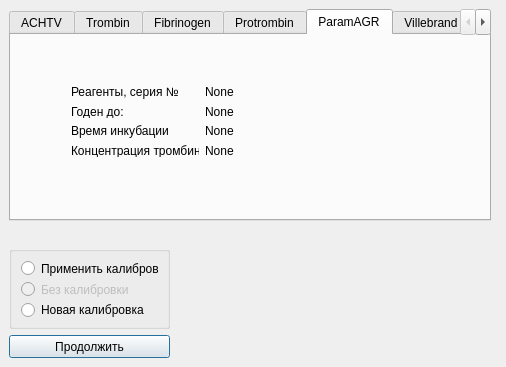
krang4d/Agrekola, file selectcalibrationagr1.ui: the form before one commit.
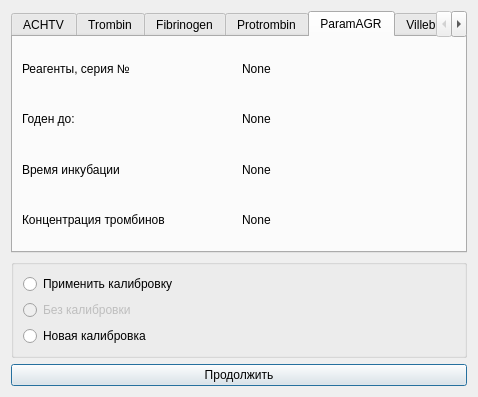
The form after the commit. The open tabs and pages were chosen to show the change.

What changed in the file:
```diff
--- a/selectcalibrationagr1.ui
+++ b/selectcalibrationagr1.ui
@@ -6,7 +6,7 @@
    <rect>
     <x>0</x>
     <y>0</y>
-    <width>506</width>
+    <width>478</width>
     <height>367</height>
    </rect>
   </property>
@@ -22,70 +22,12 @@
   <property name="modal">
    <bool>true</bool>
   </property>
-  <widget class="QGroupBox" name="groupBox">
-   <property name="geometry">
-    <rect>
-     <x>9</x>
-     <y>246</y>
-     <width>161</width>
-     <height>83</height>
-    </rect>
-   </property>
-   <property name="title">
-    <string/>
-   </property>
-   <layout class="QVBoxLayout" name="verticalLayout_2">
+  <layout class="QVBoxLayout" name="verticalLayout_9">
     <item>
-     <widget class="QRadioButton" name="radioButton_apply">
-      <property name="text">
-       <string>Применить калибровку</string>
-      </property>
-     </widget>
-    </item>
-    <item>
-     <widget class="QRadioButton" name="radioButton_noCalibration">
-      <property name="enabled">
-       <bool>false</bool>
-      </property>
-      <property name="text">
-       <string>Без калибровки</string>
-      </property>
-     </widget>
-    </item>
-    <item>
-     <widget class="QRadioButton" name="radioButton_newCalibration">
-      <property name="text">
-       <string>Новая калибровка</string>
-      </property>
-     </widget>
-    </item>
-   </layout>
-  </widget>
-  <widget class="QPushButton" name="pushButton">
-   <property name="geometry">
-    <rect>
-     <x>9</x>
-     <y>335</y>
-     <width>161</width>
-     <height>23</height>
-    </rect>
-   </property>
-   <property name="text">
-    <string>Продолжить</string>
-   </property>
-  </widget>
   <widget class="QTabWidget" name="tabWidget">
    <property name="enabled">
     <bool>true</bool>
    </property>
-   <property name="geometry">
-    <rect>
-     <x>9</x>
-     <y>9</y>
-     <width>482</width>
-     <height>212</height>
-    </rect>
-   </property>
    <property name="focusPolicy">
     <enum>Qt::TabFocus</enum>
    </property>
@@ -652,15 +594,8 @@
     <attribute name="title">
      <string>ParamAGR</string>
     </attribute>
-    <widget class="QWidget" name="gridLayoutWidget">
-     <property name="geometry">
-      <rect>
-       <x>60</x>
-       <y>50</y>
-       <width>163</width>
-       <height>72</height>
-      </rect>
-     </property>
+      <layout class="QVBoxLayout" name="verticalLayout_3">
+       <item>
      <layout class="QGridLayout" name="gridLayout_11">
       <item row="3" column="0">
        <widget class="QLabel" name="label_91">
@@ -719,7 +654,8 @@
        </widget>
       </item>
      </layout>
-    </widget>
+       </item>
+      </layout>
    </widget>
    <widget class="QWidget" name="Villebrand">
     <attribute name="title">
@@ -938,6 +874,48 @@
     </layout>
    </widget>
   </widget>
+   </item>
+   <item>
+    <widget class="QGroupBox" name="groupBox">
+     <property name="title">
+      <string/>
+     </property>
+     <layout class="QVBoxLayout" name="verticalLayout_2">
+      <item>
+       <widget class="QRadioButton" name="radioButton_apply">
+        <property name="text">
+         <string>Применить калибровку</string>
+        </property>
+       </widget>
+      </item>
+      <item>
+       <widget class="QRadioButton" name="radioButton_noCalibration">
+        <property name="enabled">
+         <bool>false</bool>
+        </property>
+        <property name="text">
+         <string>Без калибровки</string>
+        </property>
+       </widget>
+      </item>
+      <item>
+       <widget class="QRadioButton" name="radioButton_newCalibration">
+        <property name="text">
+         <string>Новая калибровка</string>
+        </property>
+       </widget>
+      </item>
+     </layout>
+    </widget>
+   </item>
+   <item>
+    <widget class="QPushButton" name="pushButton">
+     <property name="text">
+      <string>Продолжить</string>
+     </property>
+    </widget>
+   </item>
+  </layout>
   <zorder>pushButton</zorder>
   <zorder>groupBox</zorder>
   <zorder>tabWidget</zorder>
```
Left out of the diff: 2 changed lines with no effect on the pictures. Lines whose indentation alone changed are shown as unchanged.
